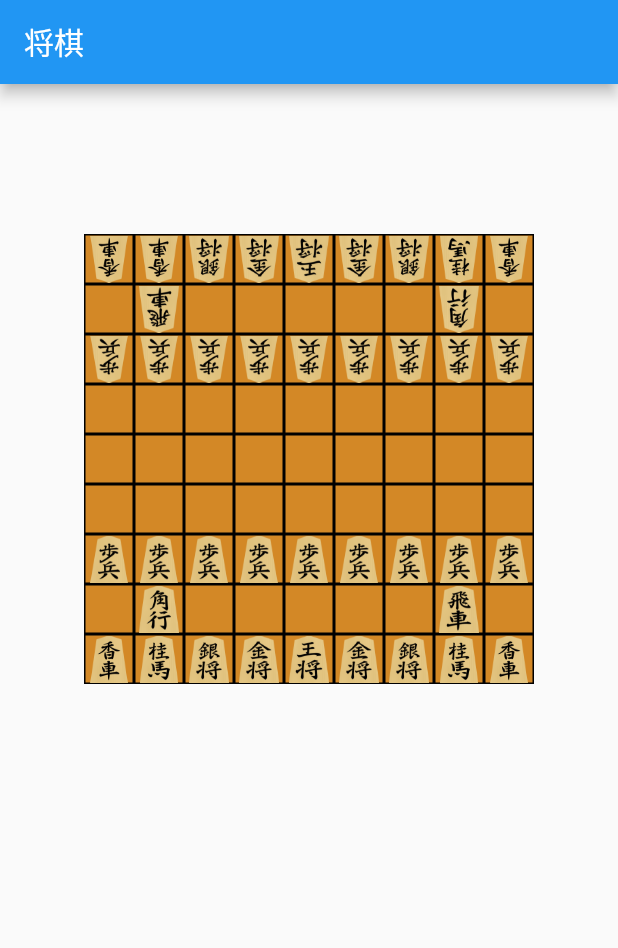
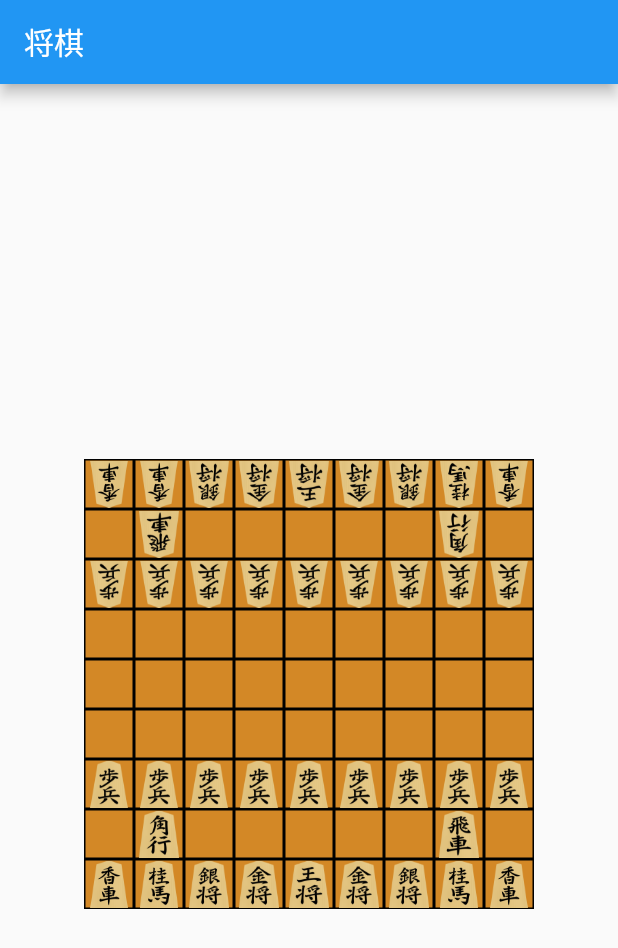
Before and after one commit to ug0405/shogi, a Flutter app: the screen it shows after launch, on a phone screen of 412 x 824 dp. Shown: the top 948 px of the screen. Run offline on Flutter 3.47's test engine with Material 2 defaults, Android fonts, the phone set to English and light mode, and no system bars.

Commit message:
空白を挿入

```diff
--- a/lib/main.dart
+++ b/lib/main.dart
@@ -952,6 +952,10 @@ class _BoardState extends State<Board> {
         body: Center(
           child: Column(
             children: [
+              const SizedBox(
+                height: 150,
+                // child: Text('あなたのターン'),
+              ), //
               //敵がとった駒の表示
               SizedBox(
                 height: 100, // 適宜調整
```
